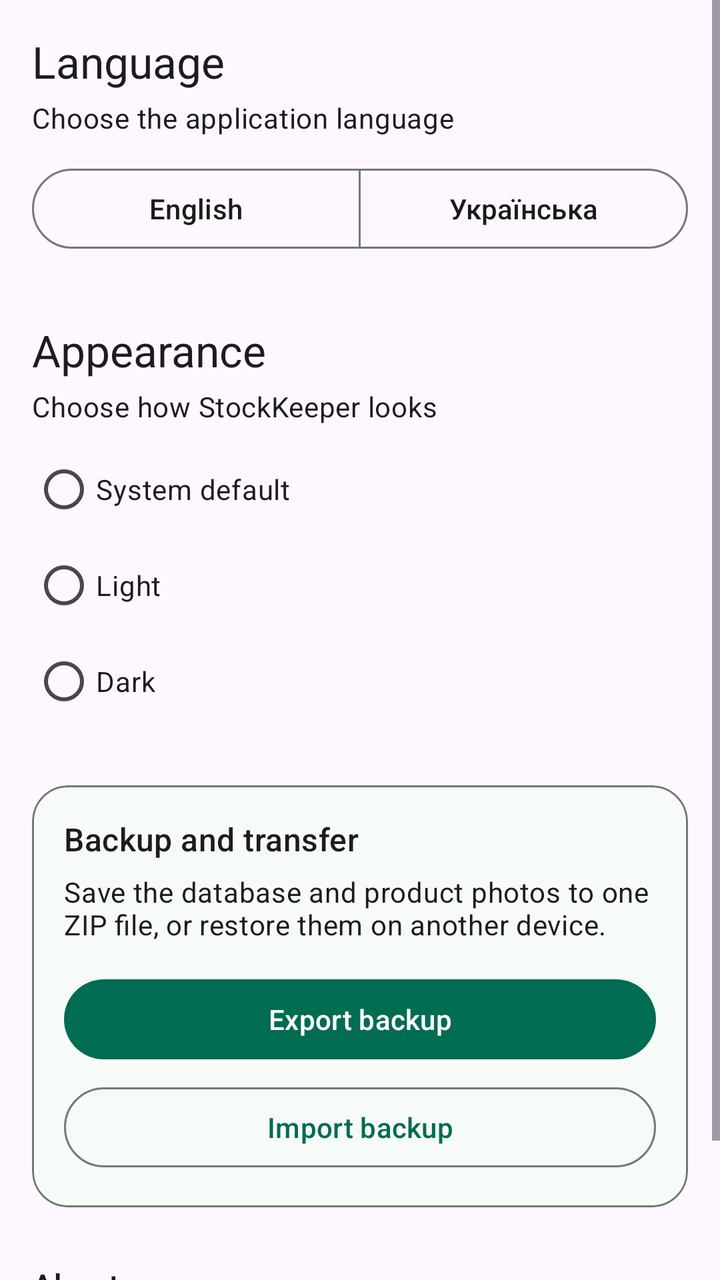
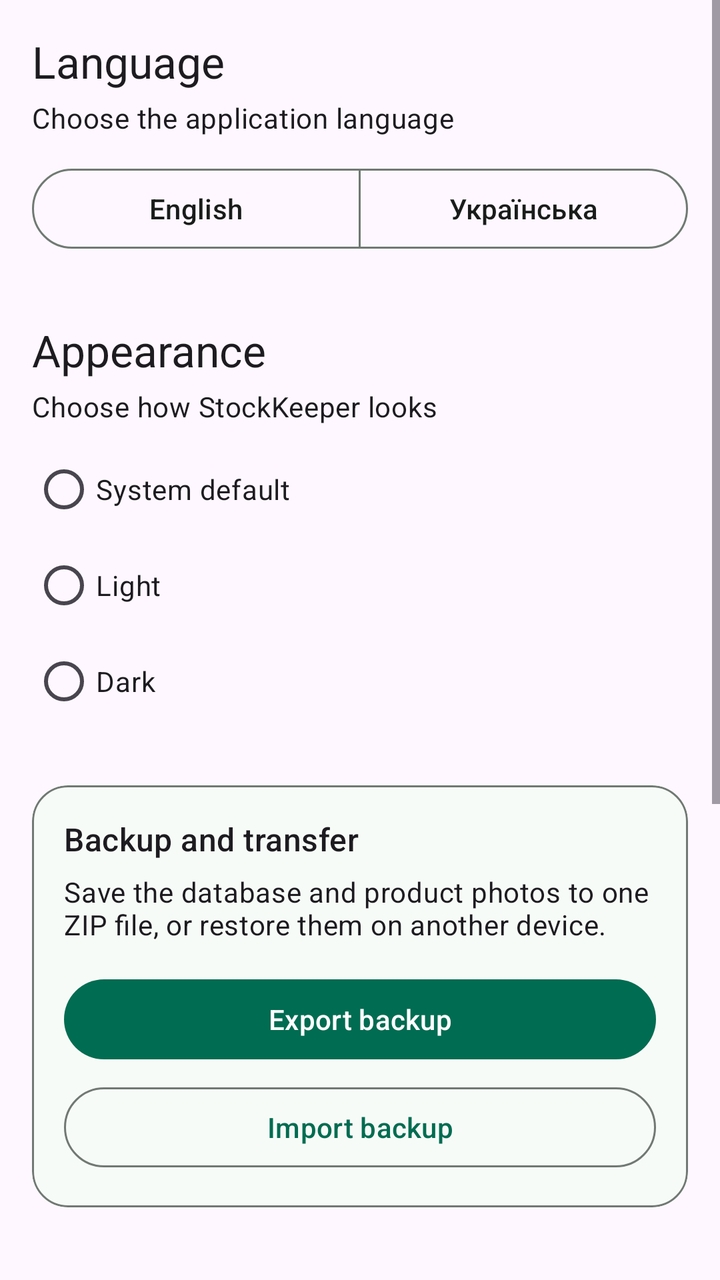

Before-and-after screenshots of an Android layout around one commit, followed by the original layout XML and the change that was made.
<!-- AndroidManifest.xml: application theme Theme.StockKeeper -->
<!-- res/layout/fragment_settings.xml -->
<?xml version="1.0" encoding="utf-8"?>
<ScrollView xmlns:android="http://schemas.android.com/apk/res/android" xmlns:app="http://schemas.android.com/apk/res-auto" android:layout_width="match_parent" android:layout_height="match_parent">
    <LinearLayout android:layout_width="match_parent" android:layout_height="wrap_content" android:orientation="vertical" android:padding="16dp">
        <TextView android:layout_width="wrap_content" android:layout_height="wrap_content" android:text="@string/language" android:textAppearance="@style/TextAppearance.Material3.TitleLarge" />
        <TextView android:layout_width="wrap_content" android:layout_height="wrap_content" android:layout_marginTop="4dp" android:text="@string/language_description" android:textAppearance="@style/TextAppearance.Material3.BodyMedium" />
        <com.google.android.material.button.MaterialButtonToggleGroup android:id="@+id/languageGroup" android:layout_width="match_parent" android:layout_height="wrap_content" android:layout_marginTop="12dp" app:selectionRequired="true" app:singleSelection="true">
            <com.google.android.material.button.MaterialButton android:id="@+id/englishButton" style="@style/Widget.Material3.Button.OutlinedButton" android:layout_width="0dp" android:layout_height="wrap_content" android:layout_weight="1" android:text="@string/english" />
            <com.google.android.material.button.MaterialButton android:id="@+id/ukrainianButton" style="@style/Widget.Material3.Button.OutlinedButton" android:layout_width="0dp" android:layout_height="wrap_content" android:layout_weight="1" android:text="@string/ukrainian" />
        </com.google.android.material.button.MaterialButtonToggleGroup>

        <TextView android:layout_width="wrap_content" android:layout_height="wrap_content" android:layout_marginTop="32dp" android:text="@string/appearance" android:textAppearance="@style/TextAppearance.Material3.TitleLarge" />
        <TextView android:layout_width="wrap_content" android:layout_height="wrap_content" android:layout_marginTop="4dp" android:text="@string/appearance_description" android:textAppearance="@style/TextAppearance.Material3.BodyMedium" />
        <RadioGroup android:id="@+id/themeGroup" android:layout_width="match_parent" android:layout_height="wrap_content" android:layout_marginTop="8dp">
            <com.google.android.material.radiobutton.MaterialRadioButton android:id="@+id/systemTheme" android:layout_width="match_parent" android:layout_height="wrap_content" android:text="@string/system_theme" />
            <com.google.android.material.radiobutton.MaterialRadioButton android:id="@+id/lightTheme" android:layout_width="match_parent" android:layout_height="wrap_content" android:text="@string/light_theme" />
            <com.google.android.material.radiobutton.MaterialRadioButton android:id="@+id/darkTheme" android:layout_width="match_parent" android:layout_height="wrap_content" android:text="@string/dark_theme" />
        </RadioGroup>

        <com.google.android.material.card.MaterialCardView android:layout_width="match_parent" android:layout_height="wrap_content" android:layout_marginTop="28dp" app:cardCornerRadius="18dp" app:cardElevation="0dp" app:strokeColor="?attr/colorOutline" app:strokeWidth="1dp">
            <LinearLayout android:layout_width="match_parent" android:layout_height="wrap_content" android:orientation="vertical" android:padding="16dp">
                <TextView android:layout_width="wrap_content" android:layout_height="wrap_content" android:text="@string/backup_title" android:textAppearance="@style/TextAppearance.Material3.TitleMedium" />
                <TextView android:layout_width="wrap_content" android:layout_height="wrap_content" android:layout_marginTop="6dp" android:text="@string/backup_description" android:textAppearance="@style/TextAppearance.Material3.BodyMedium" />
                <com.google.android.material.button.MaterialButton android:id="@+id/exportButton" android:layout_width="match_parent" android:layout_height="wrap_content" android:layout_marginTop="14dp" android:text="@string/export_data" />
                <com.google.android.material.button.MaterialButton android:id="@+id/importButton" style="@style/Widget.Material3.Button.OutlinedButton" android:layout_width="match_parent" android:layout_height="wrap_content" android:layout_marginTop="6dp" android:text="@string/import_data" />
            </LinearLayout>
        </com.google.android.material.card.MaterialCardView>
        <TextView android:layout_width="wrap_content" android:layout_height="wrap_content" android:layout_marginTop="28dp" android:text="@string/about" android:textAppearance="@style/TextAppearance.Material3.TitleMedium" />
        <TextView android:layout_width="wrap_content" android:layout_height="wrap_content" android:layout_marginTop="6dp" android:layout_marginBottom="24dp" android:text="@string/about_text" android:textAppearance="@style/TextAppearance.Material3.BodyMedium" />
    </LinearLayout>
</ScrollView>
<!-- resources referenced by this layout -->
<resources>
  <string name="about">About</string>
  <string name="about_text">Offline warehouse inventory · Database version 1</string>
  <string name="appearance">Appearance</string>
  <string name="appearance_description">Choose how StockKeeper looks</string>
  <string name="backup_description">Save the database and product photos to one ZIP file, or restore them on another device.</string>
  <string name="backup_title">Backup and transfer</string>
  <string name="dark_theme">Dark</string>
  <string name="english">English</string>
  <string name="export_data">Export backup</string>
  <string name="import_data">Import backup</string>
  <string name="language">Language</string>
  <string name="language_description">Choose the application language</string>
  <string name="light_theme">Light</string>
  <string name="system_theme">System default</string>
  <string name="ukrainian">Українська</string>
  <style name="Theme.StockKeeper" parent="Base.Theme.StockKeeper" />
  <style name="Base.Theme.StockKeeper" parent="Theme.Material3.DayNight.NoActionBar">
          <item name="colorPrimary">@color/primary</item>
          <item name="colorOnPrimary">@color/on_primary</item>
          <item name="colorPrimaryContainer">@color/primary_container</item>
          <item name="colorOnPrimaryContainer">@color/on_primary_container</item>
          <item name="colorSecondary">@color/secondary</item>
          <item name="colorSurface">@color/surface</item>
          <item name="colorOnSurface">@color/on_surface</item>
          <item name="colorOutline">@color/outline</item>
          <item name="colorError">@color/error</item>
          <item name="android:windowLightStatusBar">true</item>
      </style>
  <color name="primary">#006C51</color>
  <color name="on_primary">#FFFFFF</color>
  <color name="primary_container">#8AF8CD</color>
  <color name="on_primary_container">#002117</color>
  <color name="secondary">#4C635A</color>
  <color name="surface">#F7FBF7</color>
  <color name="on_surface">#191C1A</color>
  <color name="outline">#707973</color>
  <color name="error">#BA1A1A</color>
</resources>

<!-- the commit's change to res/layout/fragment_settings.xml (unified diff, before → after) -->
@@ -24,6 +24,14 @@
                 <com.google.android.material.button.MaterialButton android:id="@+id/importButton" style="@style/Widget.Material3.Button.OutlinedButton" android:layout_width="match_parent" android:layout_height="wrap_content" android:layout_marginTop="6dp" android:text="@string/import_data" />
             </LinearLayout>
         </com.google.android.material.card.MaterialCardView>
+
+        <TextView android:layout_width="wrap_content" android:layout_height="wrap_content" android:layout_marginTop="32dp" android:text="@string/warehouse_filters" android:textAppearance="@style/TextAppearance.Material3.TitleLarge" />
+        <TextView android:layout_width="wrap_content" android:layout_height="wrap_content" android:layout_marginTop="4dp" android:text="@string/warehouse_filters_description" android:textAppearance="@style/TextAppearance.Material3.BodyMedium" />
+        <com.google.android.material.materialswitch.MaterialSwitch android:id="@+id/manufacturerFilterSwitch" android:layout_width="match_parent" android:layout_height="wrap_content" android:layout_marginTop="8dp" android:text="@string/manufacturer_filter" />
+        <com.google.android.material.materialswitch.MaterialSwitch android:id="@+id/availabilityFilterSwitch" android:layout_width="match_parent" android:layout_height="wrap_content" android:text="@string/availability_filter" />
+        <com.google.android.material.materialswitch.MaterialSwitch android:id="@+id/rackFilterSwitch" android:layout_width="match_parent" android:layout_height="wrap_content" android:text="@string/rack" />
+        <com.google.android.material.materialswitch.MaterialSwitch android:id="@+id/shelfFilterSwitch" android:layout_width="match_parent" android:layout_height="wrap_content" android:text="@string/shelf" />
+
         <TextView android:layout_width="wrap_content" android:layout_height="wrap_content" android:layout_marginTop="28dp" android:text="@string/about" android:textAppearance="@style/TextAppearance.Material3.TitleMedium" />
         <TextView android:layout_width="wrap_content" android:layout_height="wrap_content" android:layout_marginTop="6dp" android:layout_marginBottom="24dp" android:text="@string/about_text" android:textAppearance="@style/TextAppearance.Material3.BodyMedium" />
     </LinearLayout>
<!-- resource entries referenced after the edit -->
@@ -4,6 +4,7 @@
   <string name="about_text">Offline warehouse inventory · Database version 1</string>
   <string name="appearance">Appearance</string>
   <string name="appearance_description">Choose how StockKeeper looks</string>
+  <string name="availability_filter">Availability</string>
   <string name="backup_description">Save the database and product photos to one ZIP file, or restore them on another device.</string>
   <string name="backup_title">Backup and transfer</string>
   <string name="dark_theme">Dark</string>
@@ -13,8 +14,13 @@
   <string name="language">Language</string>
   <string name="language_description">Choose the application language</string>
   <string name="light_theme">Light</string>
+  <string name="manufacturer_filter">Manufacturer</string>
+  <string name="rack">Rack</string>
+  <string name="shelf">Shelf</string>
   <string name="system_theme">System default</string>
   <string name="ukrainian">Українська</string>
+  <string name="warehouse_filters">Warehouse filters</string>
+  <string name="warehouse_filters_description">Choose which filters are shown above the product list.</string>
   <style name="Theme.StockKeeper" parent="Base.Theme.StockKeeper" />
   <style name="Base.Theme.StockKeeper" parent="Theme.Material3.DayNight.NoActionBar">
           <item name="colorPrimary">@color/primary</item>
